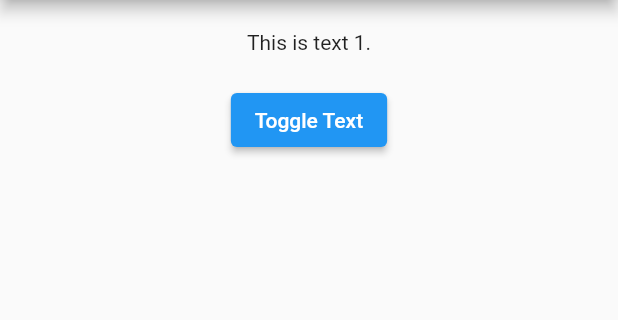
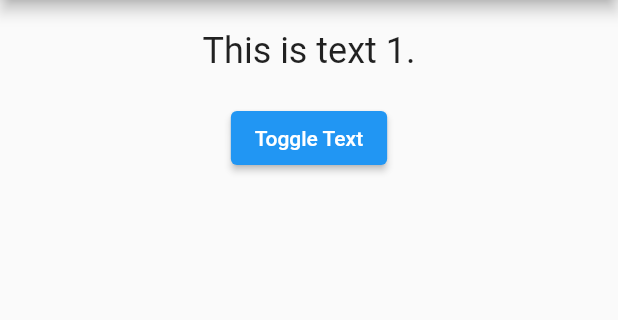
Before and after one commit to jimmy-lan/flutter_miscellaneous, a Flutter app: the screen it shows after launch, on a phone screen of 412 x 824 dp, the part 84-404 px from its top. Run offline on Flutter 3.47's test engine with Material 2 defaults, Android fonts, the phone set to English and light mode, and no system bars.

Commit message:
Update styling

```diff
--- a/text_toggle/lib/text.dart
+++ b/text_toggle/lib/text.dart
@@ -10,7 +10,7 @@ class TextDisplay extends StatelessWidget {
     return Container(
       margin: EdgeInsets.all(20),
       child: Center(
-        child: Text(text),
+        child: Text(text, style: TextStyle(fontSize: 24),),
       ),
     );
   }
```
